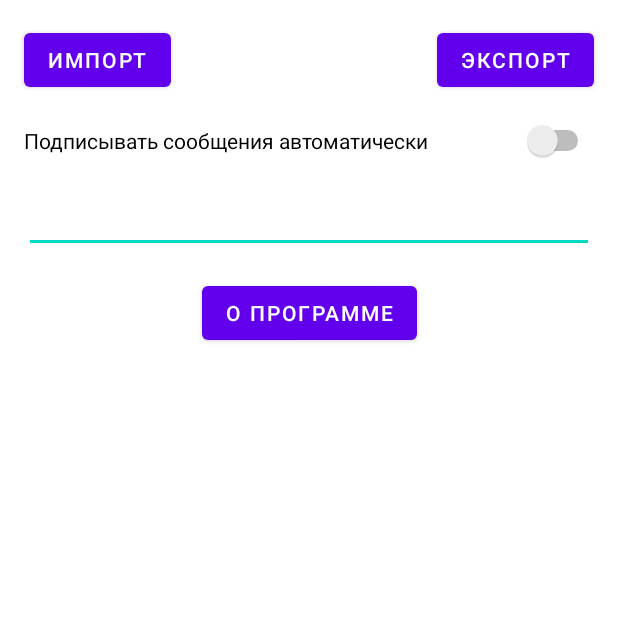
After one commit to Jutkovskii/MemesStore, an Android app: the SettingsActivity screen opened directly, with no data from a screen before it, on a phone screen of 412 x 824 dp, the top half of it. The commit adds this screen. Run offline under Robolectric (Android 15) with nearby library versions, the phone set to English and light mode, and no system bars.

Commit message:
- Импорт и экспорт перенесен в меню настроек. Организовано немного топорно, но функционирует. Требуется рефакторинг - Меню настроек требуется адекватный дизаин

```diff
--- a/app/src/main/AndroidManifest.xml
+++ b/app/src/main/AndroidManifest.xml
@@ -29,6 +29,8 @@
         </provider>
 
         <activity android:name=".MemeViewerActivity" />
+        <activity android:name=".SettingsActivity"
+            tools:ignore="MissingClass" /> >
         <activity android:name=".MainActivity"
             android:launchMode="singleTask" >
             <intent-filter>
--- /dev/null
+++ b/app/src/main/java/com/log28/memesstore/SettingsActivity.java
@@ -0,0 +1,84 @@
+package com.log28.memesstore;
+
+import androidx.annotation.Nullable;
+import androidx.appcompat.app.AppCompatActivity;
+
+import android.app.Dialog;
+import android.content.Context;
+import android.content.Intent;
+import android.content.SharedPreferences;
+import android.os.Bundle;
+import android.view.View;
+import android.widget.EditText;
+import android.widget.Switch;
+
+public class SettingsActivity extends AppCompatActivity {
+
+    Switch switchSign;
+    Dialog devDialog;
+    EditText defaultSign;
+    String defaultString;
+    boolean isSwitchEnabled;
+    @Override
+    protected void onCreate(Bundle savedInstanceState) {
+        super.onCreate(savedInstanceState);
+        setContentView(R.layout.activity_settings);
+        switchSign = findViewById(R.id.switchSign);
+        defaultSign=findViewById(R.id.defaultSign);
+
+
+
+    }
+
+    @Override
+    protected void onResume() {
+        super.onResume();
+        defaultSign.setText(MainActivity.defaultSign);
+        switchSign.setChecked(MainActivity.isDefaultSingEnabled);
+    }
+
+    @Override
+    protected void onPause() {
+        super.onPause();
+        MainActivity.defaultSign=defaultSign.getText().toString();
+        MainActivity.isDefaultSingEnabled=switchSign.isChecked();
+    }
+
+    public void onGetAppInfo(View v){
+        devDialog = new Dialog(SettingsActivity.this);
+        devDialog.setTitle("О программе");
+        devDialog.setContentView(R.layout.dev_dialog);
+        devDialog.show();
+    }
+    public void onUseDefaultSign(View v){
+
+        if(switchSign.isChecked())
+            MainActivity.defaultSign=defaultString;
+        else
+            MainActivity.defaultSign="";
+        isSwitchEnabled=switchSign.isChecked();
+    }
+
+    public void onClickImport(View v){
+        Intent chooseFile = new Intent(Intent.ACTION_GET_CONTENT);
+        chooseFile.setType("*/*");
+        chooseFile = Intent.createChooser(chooseFile, "Choose a file");
+        startActivityForResult(chooseFile, MainActivity.REQUEST_DB);
+    }
+    public void onClickExport(View v){
+        Intent chooseFile = new Intent(Intent.ACTION_CREATE_DOCUMENT);
+        chooseFile.setType("application/zip");
+        chooseFile = Intent.createChooser(chooseFile, "Choose a file");
+        startActivityForResult(chooseFile, MainActivity.REQUEST_EXDB);
+    }
+
+    @Override
+    protected void onActivityResult(int requestCode, int resultCode, @Nullable Intent data) {
+        super.onActivityResult(requestCode, resultCode, data);
+        Intent intent = data;
+        setResult(requestCode, intent);
+        finish();
+    }
+
+
+}
--- /dev/null
+++ b/app/src/main/res/layout/activity_settings.xml
@@ -0,0 +1,65 @@
+<?xml version="1.0" encoding="utf-8"?>
+<androidx.constraintlayout.widget.ConstraintLayout xmlns:android="http://schemas.android.com/apk/res/android"
+    xmlns:app="http://schemas.android.com/apk/res-auto"
+    xmlns:tools="http://schemas.android.com/tools"
+    android:layout_width="match_parent"
+    android:layout_height="match_parent"
+    tools:context=".SettingsActivity">
+
+    <EditText
+        android:id="@+id/defaultSign"
+        android:layout_width="0dp"
+        android:layout_height="wrap_content"
+        android:layout_marginTop="16dp"
+        android:ems="10"
+        android:inputType="textPersonName"
+        android:text="Отправлено через МЕМОХРАНИЛИЩЕ"
+        app:layout_constraintEnd_toEndOf="@+id/switchSign"
+        app:layout_constraintStart_toStartOf="@+id/switchSign"
+        app:layout_constraintTop_toBottomOf="@+id/switchSign" />
+
+    <Switch
+        android:id="@+id/switchSign"
+        android:layout_width="0dp"
+        android:layout_height="wrap_content"
+        android:layout_marginStart="16dp"
+        android:layout_marginTop="16dp"
+        android:layout_marginEnd="16dp"
+        android:onClick="onUseDefaultSign"
+        android:text="Подписывать сообщения автоматически"
+        app:layout_constraintEnd_toEndOf="parent"
+        app:layout_constraintStart_toStartOf="parent"
+        app:layout_constraintTop_toBottomOf="@+id/importButton" />
+
+    <Button
+        android:id="@+id/aboutButton"
+        android:layout_width="wrap_content"
+        android:layout_height="wrap_content"
+        android:layout_marginTop="16dp"
+        android:onClick="onGetAppInfo"
+        android:text="О программе"
+        app:layout_constraintEnd_toEndOf="@+id/defaultSign"
+        app:layout_constraintStart_toStartOf="@+id/defaultSign"
+        app:layout_constraintTop_toBottomOf="@+id/defaultSign" />
+
+    <Button
+        android:id="@+id/importButton"
+        android:layout_width="wrap_content"
+        android:layout_height="wrap_content"
+        android:layout_marginStart="16dp"
+        android:layout_marginTop="16dp"
+        android:onClick="onClickImport"
+        android:text="Импорт"
+        app:layout_constraintStart_toStartOf="parent"
+        app:layout_constraintTop_toTopOf="parent" />
+
+    <Button
+        android:id="@+id/exportButton"
+        android:layout_width="wrap_content"
+        android:layout_height="wrap_content"
+        android:onClick="onClickExport"
+        android:text="Экспорт"
+        app:layout_constraintEnd_toEndOf="@+id/switchSign"
+        app:layout_constraintTop_toTopOf="@+id/importButton" />
+
+</androidx.constraintlayout.widget.ConstraintLayout>
```
Also changed, not shown: app/src/main/java/com/log28/memesstore/MainActivity.java (+31 -20 lines), app/src/main/java/com/log28/memesstore/MemesListAdapter.java (+4 -4 lines), app/src/main/res/layout/dev_dialog.xml (added, +117 -0 lines), app/src/main/res/menu/main_menu.xml (+7 -0 lines), app/src/main/res/mipmap-xxhdpi/ic_launcher.png (deleted).
